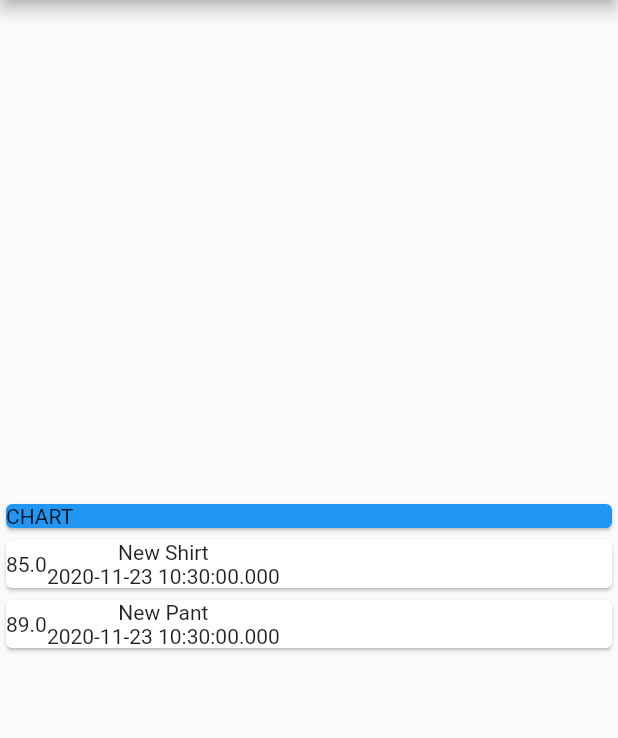
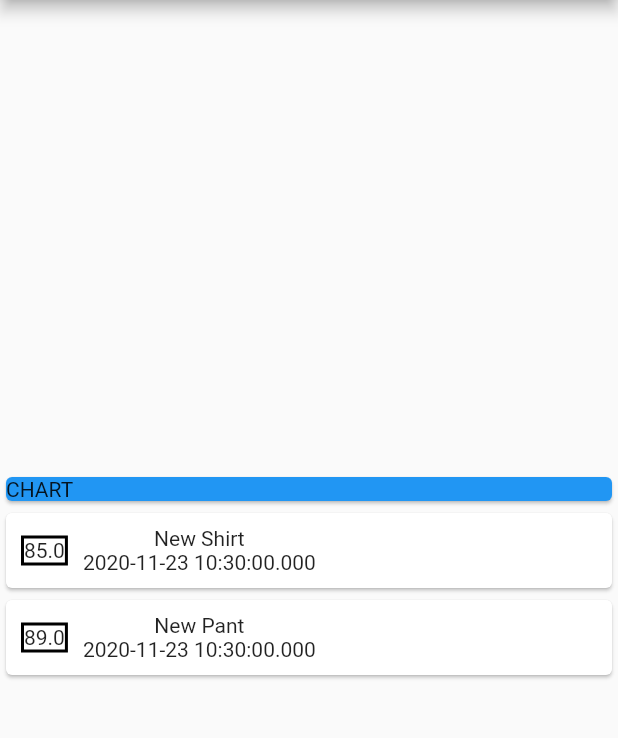
Before and after one commit to ratnesh-stack/Flutter, a Flutter app: the screen it shows after launch, on a phone screen of 412 x 824 dp, the part 84-822 px from its top. Run offline on Flutter 3.47's test engine with Material 2 defaults, Android fonts, the phone set to English and light mode, and no system bars; missing offline and left inert: dart:html.

Commit message:
Flutter | Day13 | Border around container

```diff
--- a/ExpenseManager/lib/main.dart
+++ b/ExpenseManager/lib/main.dart
@@ -47,6 +47,10 @@ class MyHomePage extends StatelessWidget {
                     child: Row(
                   children: [
                     Container(
+                      margin:
+                          EdgeInsets.symmetric(horizontal: 10, vertical: 15),
+                      decoration: BoxDecoration(
+                          border: Border.all(color: Colors.black, width: 2)),
                       child: Text(tx.amount.toString()),
                     ),
                     Column(
```
